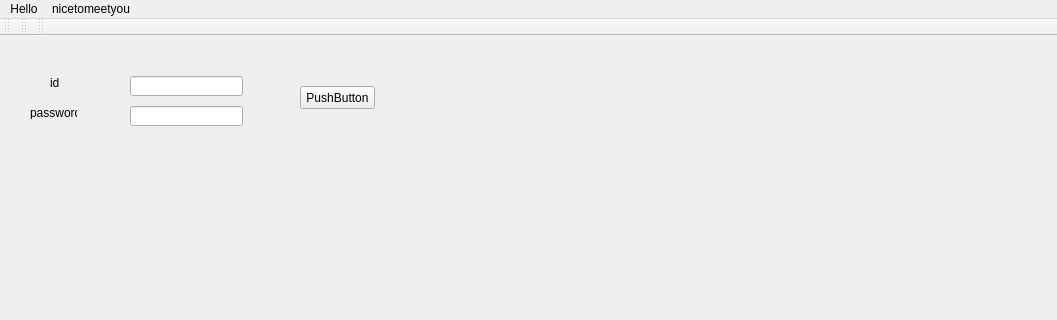
Old version of the form mainwindow.ui in the repository ebongzzang/Executor-Qt-Prototype; both pictures show x 0 to 1057 and y 0 to 320 of the 1057 by 634 pixel window.
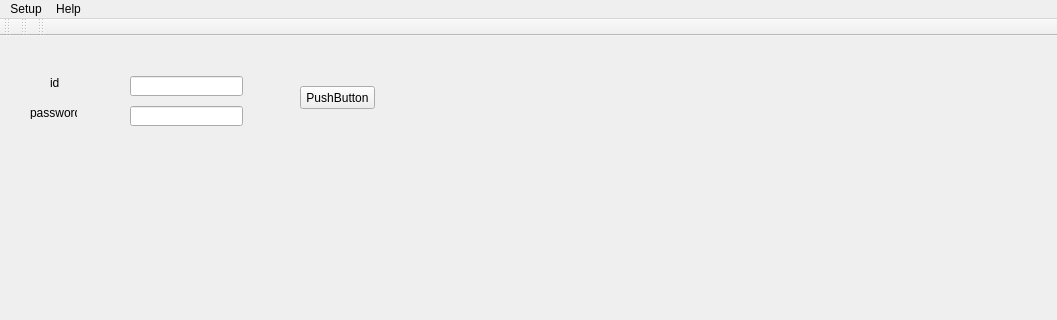
New version of the form.

Patch:
```diff
--- a/mainwindow.ui
+++ b/mainwindow.ui
@@ -83,21 +83,21 @@
      <height>21</height>
     </rect>
    </property>
-   <widget class="QMenu" name="menuHello">
+   <widget class="QMenu" name="menuSetup">
     <property name="title">
-     <string>Hello</string>
-    </property>
-   </widget>
-   <widget class="QMenu" name="menuNicetomeetyou">
-    <property name="title">
-     <string>nicetomeetyou</string>
+     <string>Setup</string>
     </property>
     <addaction name="separator"/>
     <addaction name="actionDfsdf"/>
     <addaction name="actionSfsdfsdfsdf"/>
    </widget>
-   <addaction name="menuHello"/>
-   <addaction name="menuNicetomeetyou"/>
+   <widget class="QMenu" name="menuHelp">
+    <property name="title">
+     <string>Help</string>
+    </property>
+   </widget>
+   <addaction name="menuSetup"/>
+   <addaction name="menuHelp"/>
   </widget>
   <widget class="QToolBar" name="mainToolBar">
    <attribute name="toolBarArea">
```
